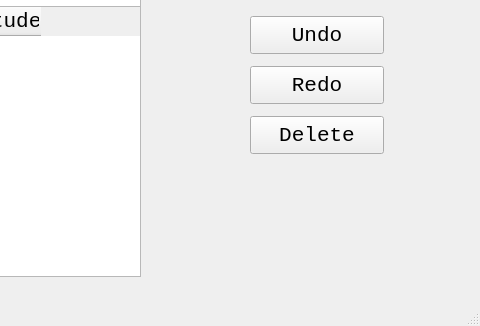
Panda-Lewandowski/Software-engineering, file Lab 1. Routes/polyeditor/editor.ui: the form before one commit; both pictures show x 520 to 1000 and y 134 to 460 of the 1000 by 460 pixel window.
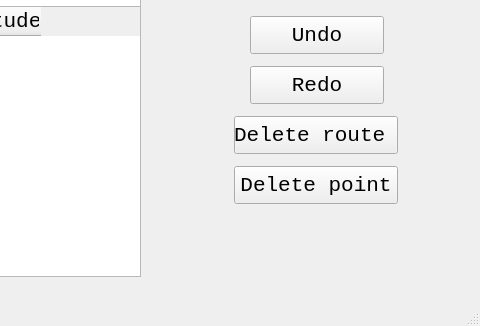
The form after the commit.

What changed in the file:
```diff
--- a/Lab 1. Routes/polyeditor/editor.ui
+++ b/Lab 1. Routes/polyeditor/editor.ui
@@ -224,9 +224,9 @@
    <widget class="QPushButton" name="delete">
     <property name="geometry">
      <rect>
-      <x>770</x>
+      <x>754</x>
       <y>250</y>
-      <width>134</width>
+      <width>164</width>
       <height>38</height>
      </rect>
     </property>
@@ -237,7 +237,26 @@
      </font>
     </property>
     <property name="text">
-     <string>Delete</string>
+     <string>Delete route </string>
+    </property>
+   </widget>
+   <widget class="QPushButton" name="delete_point">
+    <property name="geometry">
+     <rect>
+      <x>754</x>
+      <y>300</y>
+      <width>164</width>
+      <height>38</height>
+     </rect>
+    </property>
+    <property name="font">
+     <font>
+      <family>Courier New</family>
+      <pointsize>16</pointsize>
+     </font>
+    </property>
+    <property name="text">
+     <string>Delete point</string>
     </property>
    </widget>
   </widget>
```
Left out of the diff: 2 changed lines with no effect on the pictures.
